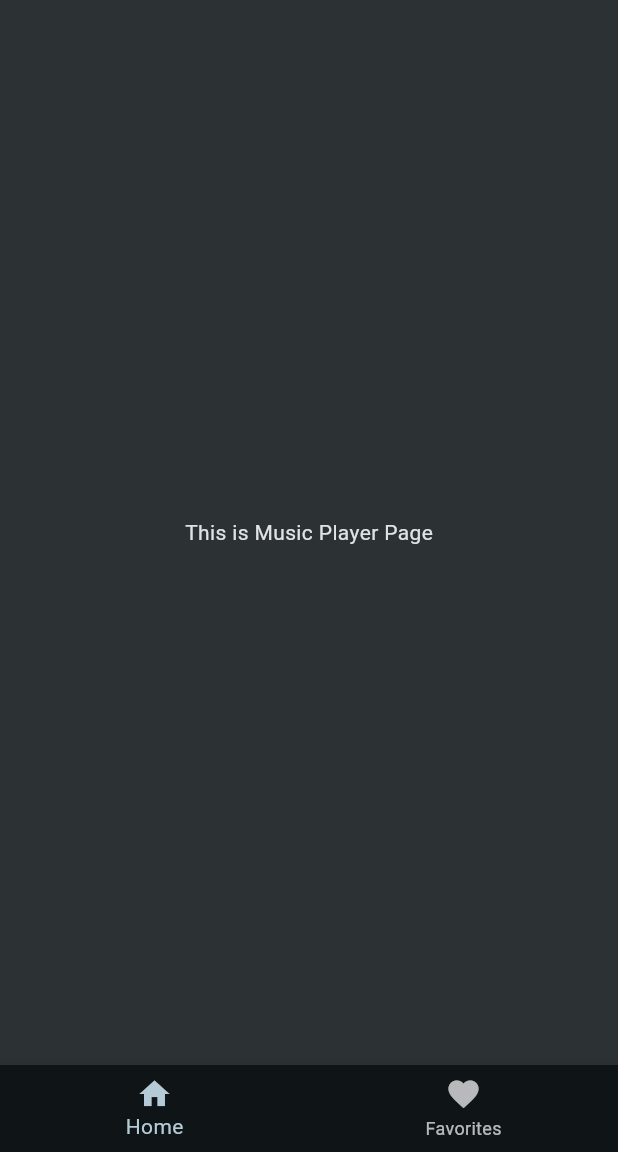
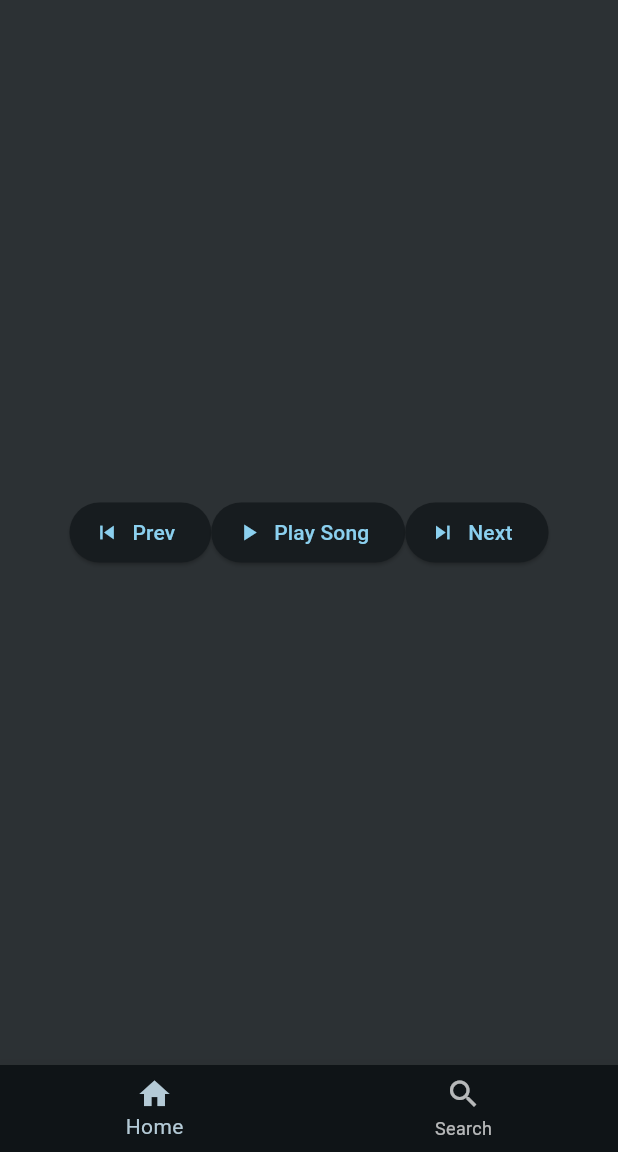
Before and after one commit to siv727/MuseSync, a Flutter app: the screen it shows after launch, on a phone screen of 412 x 824 dp, the part 84-1236 px from its top. Run offline on Flutter 3.47's test engine with Material 3 defaults, Android fonts, the light colour scheme and no system bars; our stand-ins replace just_audio; missing offline and left inert: soundcloud_explode_dart.

Commit message:
feat: Music Player Basic Control
First of all ts pmo frfr the soundcloud package documentation was so little so I had to do some workarounds

- Added Play, Previous, and Next

Bug Found:
- When going to a different page the track page reinitializes causing audio overlap when you hit play

```diff
--- a/lib/main.dart
+++ b/lib/main.dart
@@ -1,5 +1,8 @@
 import 'package:flutter/material.dart';
 import 'package:provider/provider.dart';
+import 'pages/player_page.dart';
+import 'pages/search_page.dart';
+import 'pages/recent_page.dart';
 
 void main() {
   runApp(MyApp());
@@ -45,7 +48,7 @@ class _MyHomePageState extends State<MyHomePage> {
 
     switch (selectedIndex) {
       case 0:
-        page = MusicPlayerPage();
+        page = RecentPage();
       case 1:
         page = SearchPage();
       default:
@@ -73,8 +76,8 @@ class _MyHomePageState extends State<MyHomePage> {
               items: [
                 BottomNavigationBarItem(icon: Icon(Icons.home), label: 'Home'),
                 BottomNavigationBarItem(
-                  icon: Icon(Icons.favorite),
-                  label: 'Favorites',
+                  icon: Icon(Icons.search),
+                  label: 'Search',
                 ),
               ],
               currentIndex: selectedIndex,
@@ -90,17 +93,3 @@ class _MyHomePageState extends State<MyHomePage> {
     );
   }
 }
-
-class SearchPage extends StatelessWidget {
-  @override
-  Widget build(BuildContext context) {
-    return Center(child: Text('This is Search Page'));
-  }
-}
-
-class MusicPlayerPage extends StatelessWidget {
-  @override
-  Widget build(BuildContext context) {
-    return Center(child: Text('This is Music Player Page'));
-  }
-}
--- /dev/null
+++ b/lib/pages/recent_page.dart
@@ -0,0 +1,87 @@
+import 'package:flutter/material.dart';
+import 'package:soundcloud_explode_dart/soundcloud_explode_dart.dart';
+import 'package:just_audio/just_audio.dart';
+
+class RecentPage extends StatelessWidget {
+  final SoundcloudClient client = SoundcloudClient();
+  final AudioPlayer player = AudioPlayer();
+  final List<String> songs = [
+    'https://soundcloud.com/no-no-376380923/persona-3-reload-dont-by-azumi',
+    'https://soundcloud.com/tribaltrapmusic/tucadonka',
+    'https://soundcloud.com/ersona4ancingllight/dance',
+    'https://soundcloud.com/jamieirl/machine-love',
+    'https://soundcloud.com/duranduran/invisible',
+  ];
+  bool isInitialized = false;
+  int songNum = 0;
+
+  @override
+  Widget build(BuildContext context) {
+    return Center(
+      child: Row(
+        mainAxisAlignment: MainAxisAlignment.center,
+        children: [
+          ElevatedButton.icon(
+            onPressed: () {
+              prev(--songNum);
+            },
+            icon: Icon(Icons.skip_previous),
+            label: Text('Prev'),
+          ),
+          ElevatedButton.icon(
+            onPressed: () {
+              play(songNum);
+            },
+            icon: Icon(Icons.play_arrow),
+            label: Text('Play Song'),
+          ),
+          ElevatedButton.icon(
+            onPressed: () {
+              next(++songNum);
+            },
+            icon: Icon(Icons.skip_next),
+            label: Text('Next'),
+          ),
+        ],
+      ),
+    );
+  }
+
+  Future<void> loadTrack(String url) async {
+    final track = await client.tracks.getByUrl(url);
+    final streams = await client.tracks.getStreams(track.id);
+    // Use the first stream (or filter for mp3 if you want)
+    await player.setUrl(streams.first.url);
+    isInitialized = true;
+  }
+
+  Future<void> play(int num) async {
+    if (!isInitialized) {
+      // Load a default track before playing
+      await loadTrack(songs[num]);
+    }
+    if (player.playing) {
+      await player.pause();
+    } else {
+      await player.play();
+    }
+  }
+
+  Future<void> next(int songNum) async {
+    if (songNum > songs.length - 1) {
+      songNum = 0;
+    }
+    player.stop();
+    isInitialized = false;
+    play(songNum);
+  }
+
+  Future<void> prev(int songNum) async {
+    if (songNum < 0) {
+      songNum = songs.length - 1;
+    }
+    player.stop();
+    isInitialized = false;
+    play(songNum);
+  }
+}
--- a/pubspec.yaml
+++ b/pubspec.yaml
@@ -35,6 +35,8 @@ dependencies:
   # The following adds the Cupertino Icons font to your application.
   # Use with the CupertinoIcons class for iOS style icons.
   cupertino_icons: ^1.0.8
+  soundcloud_explode_dart: ^1.1.0
+  just_audio: ^0.10.4
 
 dev_dependencies:
   flutter_test:
```
Also changed, not shown: lib/pages/player_page.dart (added, +8 -0 lines), lib/pages/search_page.dart (added, +8 -0 lines), pubspec.lock, 1 other file.
